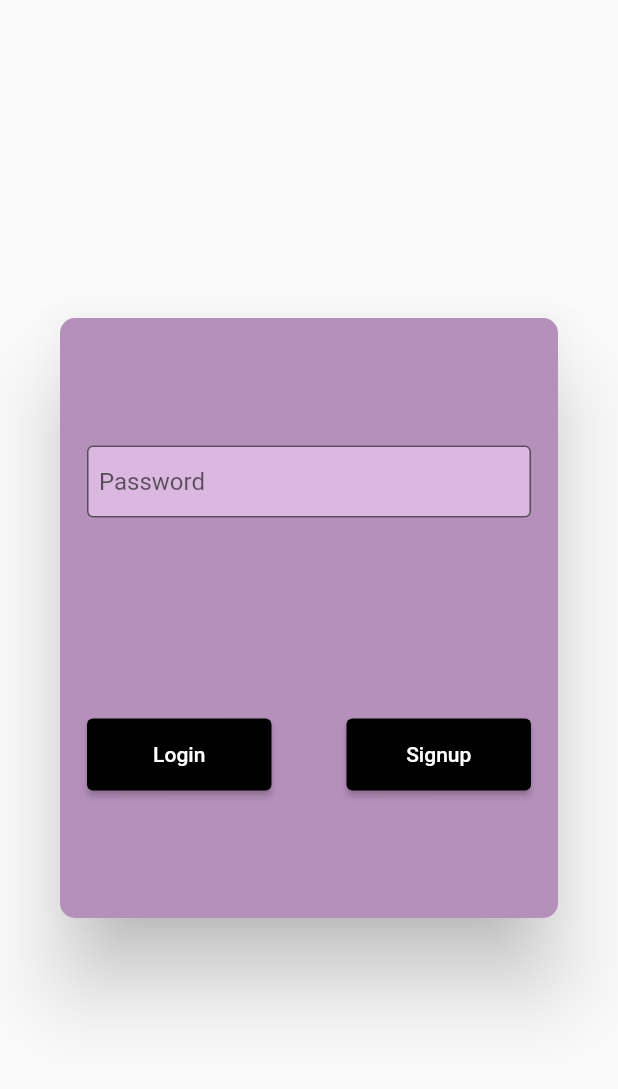
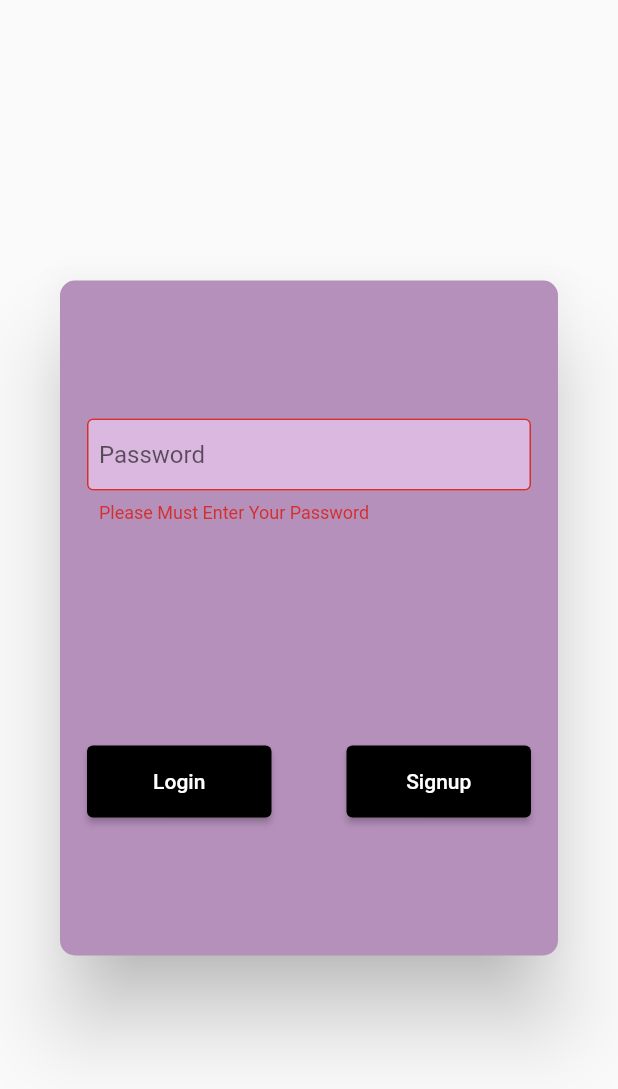
Before and after one commit to samichaudhry/dashboard_app, a Flutter app: the screen it shows after launch, after a tap on "Login", on a phone screen of 412 x 824 dp. Shown: the top 1089 px of the screen. Run offline on Flutter 3.47's test engine with Material 2 defaults, Android fonts, the light colour scheme and no system bars; missing offline and left inert: window_size.

Commit message:
App Design Completed

```diff
--- a/lib/main.dart
+++ b/lib/main.dart
@@ -1,7 +1,6 @@
 import 'dart:io';
 import 'dart:ui';
-import 'package:dashboard_app/address_summary_section.dart';
-import 'package:dashboard_app/tab_panel.dart';
+import 'package:dashboard_app/home_screen.dart';
 import 'package:flutter/material.dart';
 import 'package:window_size/window_size.dart';
 
@@ -27,23 +26,19 @@ class MyApp extends StatelessWidget {
       darkTheme:
           ThemeData(primarySwatch: Colors.purple, brightness: Brightness.dark),
       theme: ThemeData(primarySwatch: Colors.purple),
-      home: const MyHomePage(),
+      home: const LoginPage(),
     );
   }
 }
 
-class MyHomePage extends StatefulWidget {
-  const MyHomePage({Key? key}) : super(key: key);
+class LoginPage extends StatefulWidget {
+  const LoginPage({Key? key}) : super(key: key);
 
   @override
-  _MyHomePageState createState() => _MyHomePageState();
+  _LoginPageState createState() => _LoginPageState();
 }
 
-class _MyHomePageState extends State<MyHomePage>
-    with SingleTickerProviderStateMixin {
-  final BoxDecoration _boxDecoration = BoxDecoration(
-      color: const Color.fromARGB(255, 181, 144, 187),
-      borderRadius: BorderRadius.circular(10));
+class _LoginPageState extends State<LoginPage> {
   Widget _customButton(title, _onPressed) {
     return SizedBox(
       height: 48,
@@ -55,36 +50,44 @@ class _MyHomePageState extends State<MyHomePage>
     );
   }
 
-  int users = 0;
-
-  Widget showSignupDiaglog() {
+  Future<void> showSignupDiaglog(_userNameValidatorFunc, _passValidatorFunc) {
     final List<TextEditingController> _userName =
         List.generate(12, (index) => TextEditingController());
     final TextEditingController _password = TextEditingController();
+    final GlobalKey<FormState> _formKey = GlobalKey<FormState>();
 
+    return showDialog(
+        barrierDismissible: false,
+        context: context,
+        builder: (BuildContext context) {
           return BackdropFilter(
             filter: ImageFilter.blur(sigmaX: 10, sigmaY: 10),
             child: Dialog(
               backgroundColor: const Color.fromARGB(255, 181, 144, 187),
-        shape: RoundedRectangleBorder(borderRadius: BorderRadius.circular(10)),
+              shape: RoundedRectangleBorder(
+                  borderRadius: BorderRadius.circular(10)),
               child: Container(
-          height: 400,
-          width: 500,
+                height: 450,
+                width: 550,
                 padding: const EdgeInsets.all(18),
+                child: Form(
+                  key: _formKey,
                   child: Column(
                     children: [
                       Expanded(
                         child: GridView.builder(
                             gridDelegate:
                                 const SliverGridDelegateWithMaxCrossAxisExtent(
-                      maxCrossAxisExtent: 100,
+                              maxCrossAxisExtent: 110,
                               childAspectRatio: 1.3,
                               crossAxisSpacing: 50,
                               mainAxisSpacing: 10,
                             ),
                             itemCount: 12,
-                    itemBuilder: (ctx, index) {
+                            itemBuilder: (context, index) {
                               return TextFormField(
+                                autovalidateMode:
+                                    AutovalidateMode.onUserInteraction,
                                 maxLength: 1,
                                 controller: _userName[index],
                                 decoration: InputDecoration(
@@ -94,8 +97,10 @@ class _MyHomePageState extends State<MyHomePage>
                                   focusColor: Colors.black,
                                   hintText: "Word ${index + 1}",
                                   filled: true,
-                          fillColor: const Color.fromARGB(255, 218, 184, 223),
+                                  fillColor:
+                                      const Color.fromARGB(255, 218, 184, 223),
                                 ),
+                                validator: _userNameValidatorFunc,
                                 onSaved: (value) {
                                   _userName[index].text = value!;
                                 },
@@ -108,6 +113,66 @@ class _MyHomePageState extends State<MyHomePage>
                           children: [
                             Expanded(
                               child: TextFormField(
+                                  autovalidateMode:
+                                      AutovalidateMode.onUserInteraction,
+                                  controller: _password,
+                                  decoration: InputDecoration(
+                                    hintText: "Password",
+                                    border: OutlineInputBorder(
+                                        borderRadius: BorderRadius.circular(4)),
+                                    contentPadding: const EdgeInsets.all(8),
+                                    filled: true,
+                                    fillColor: const Color.fromARGB(
+                                        255, 218, 184, 223),
+                                  ),
+                                  validator: _passValidatorFunc,
+                                  onSaved: (value) {
+                                    _password.text = value!;
+                                  }),
+                            ),
+                            const SizedBox(
+                              width: 50,
+                            ),
+                            Expanded(
+                                child: _customButton("Submit", () {
+                              if (_formKey.currentState!.validate()) {
+                                Navigator.of(context).push(MaterialPageRoute(
+                                    builder: (context) => const LoginPage()));
+                              }
+                            }))
+                          ],
+                        ),
+                      )
+                    ],
+                  ),
+                ),
+              ),
+            ),
+          );
+        });
+  }
+
+  Widget showLoginDiaglog(_validatorFunc) {
+    final TextEditingController _password = TextEditingController();
+    final GlobalKey<FormState> _formKey = GlobalKey<FormState>();
+
+    return BackdropFilter(
+      filter: ImageFilter.blur(sigmaX: 10, sigmaY: 10),
+      child: Dialog(
+        backgroundColor: const Color.fromARGB(255, 181, 144, 187),
+        shape: RoundedRectangleBorder(borderRadius: BorderRadius.circular(10)),
+        child: Container(
+          height: 450,
+          width: 550,
+          padding: const EdgeInsets.all(18),
+          child: Form(
+            key: _formKey,
+            child: Column(
+              crossAxisAlignment: CrossAxisAlignment.center,
+              mainAxisAlignment: MainAxisAlignment.spaceAround,
+              children: [
+                TextFormField(
+                    autovalidateMode: AutovalidateMode.onUserInteraction,
                     controller: _password,
                     decoration: InputDecoration(
                       hintText: "Password",
@@ -117,67 +182,39 @@ class _MyHomePageState extends State<MyHomePage>
                       filled: true,
                       fillColor: const Color.fromARGB(255, 218, 184, 223),
                     ),
-                          onSaved: (value) {
-                            _password.text = value!;
-                          }),
-                    ),
-                    const SizedBox(
-                      width: 50,
-                    ),
-                    Expanded(child: _customButton("Submit", () {}))
-                  ],
-                ),
-              )
-            ],
-          ),
-        ),
-      ),
-    );
-  }
-
-  Widget showLoginDiaglog() {
-    final TextEditingController _password = TextEditingController();
-
-    return BackdropFilter(
-      filter: ImageFilter.blur(sigmaX: 10, sigmaY: 10),
-      child: Dialog(
-        backgroundColor: const Color.fromARGB(255, 181, 144, 187),
-        shape: RoundedRectangleBorder(borderRadius: BorderRadius.circular(10)),
-        child: Container(
-          height: 400,
-          width: 500,
-          padding: const EdgeInsets.all(18),
-          child: Column(
-            crossAxisAlignment: CrossAxisAlignment.center,
-            mainAxisAlignment: MainAxisAlignment.spaceAround,
-            children: [
-              TextFormField(
-                  controller: _password,
-                  decoration: InputDecoration(
-                    hintText: "Password",
-                    border: OutlineInputBorder(
-                        borderRadius: BorderRadius.circular(4)),
-                    contentPadding: const EdgeInsets.all(8),
-                    filled: true,
-                    fillColor: const Color.fromARGB(255, 218, 184, 223),
-                  ),
+                    validator: _validatorFunc,
                     onSaved: (value) {
                       _password.text = value!;
                     }),
                 Row(
                   mainAxisAlignment: MainAxisAlignment.spaceBetween,
                   children: [
-                  Expanded(child: _customButton("Login", () {})),
+                    Expanded(
+                        child: _customButton("Login", () {
+                      if (_formKey.currentState!.validate()) {
+                        Navigator.of(context).push(MaterialPageRoute(
+                            builder: (context) => const MyHomePage()));
+                      }
+                    })),
                     const SizedBox(
                       width: 50,
                     ),
                     Expanded(
                         child: _customButton("Signup", () {
-                    showSignupDiaglog();
+                      showSignupDiaglog((val) {
+                        if (val!.isEmpty) {
+                          return "Required*";
+                        }
+                      }, (val) {
+                        if (val!.isEmpty) {
+                          return "Please Must Enter Your Password";
+                        }
+                      });
                     }))
                   ],
                 )
               ],
+            ),
           ),
         ),
       ),
@@ -186,36 +223,10 @@ class _MyHomePageState extends State<MyHomePage>
 
   @override
   Widget build(BuildContext context) {
-    return Scaffold(
-      body: SafeArea(
-        child: (users == 0)
-            ? showLoginDiaglog()
-            : Container(
-                height: MediaQuery.of(context).size.height,
-                width: MediaQuery.of(context).size.width,
-                alignment: Alignment.center,
-                child: Padding(
-                  padding: const EdgeInsets.all(18.0),
-                  child: Row(
-                    children: [
-                      //  Grid Layout
-                      const Expanded(
-                          flex: 2,
-                          child: Padding(
-                            padding: EdgeInsets.only(right: 10),
-                            child: AddressSummarySection(),
-                          )),
-                      Expanded(
-                        flex: 6,
-                        child: Container(
-                            decoration: _boxDecoration,
-                            child: const TabPanel()),
-                      )
-                    ],
-                  ),
-                ),
-              ),
-      ),
-    );
+    return Scaffold(body: showLoginDiaglog((val) {
+      if (val!.isEmpty) {
+        return "Please Must Enter Your Password";
+      }
+    }));
   }
 }
```
Also changed, not shown: lib/home_screen.dart (added, +48 -0 lines). Lines whose indentation alone changed are shown as unchanged.
